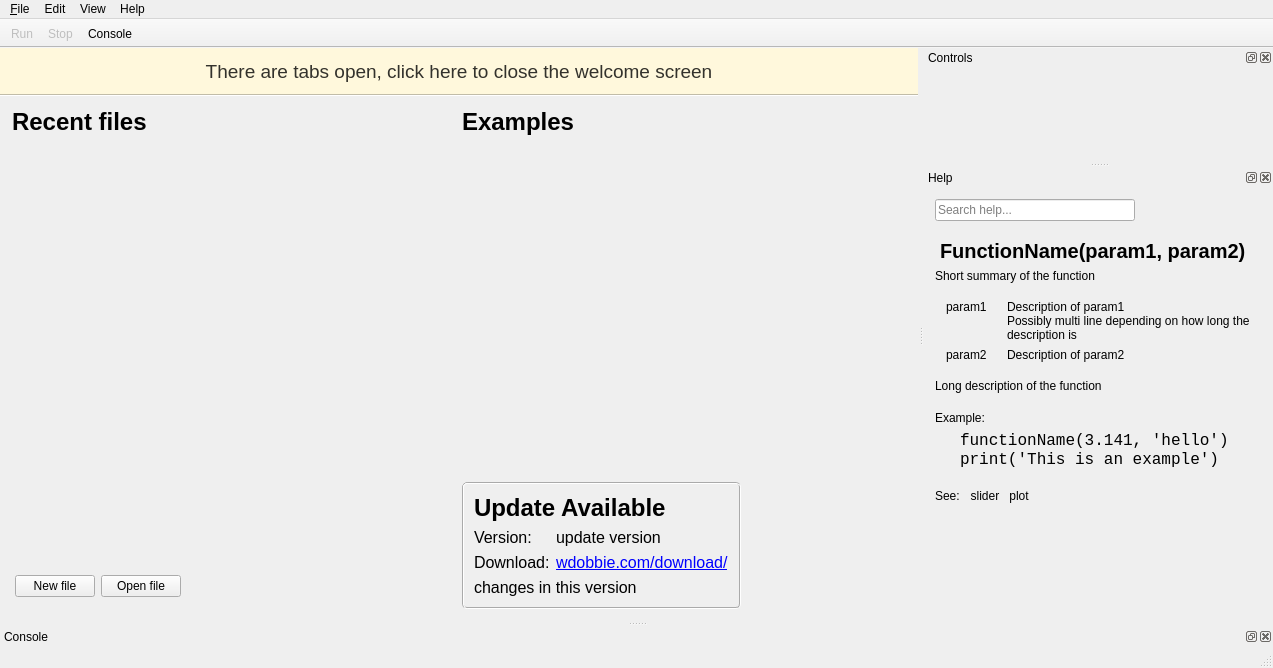
Before: the Qt Designer form nexpoide/mainwindow.ui in wdobbie/Nexpo, drawn with Qt 5.
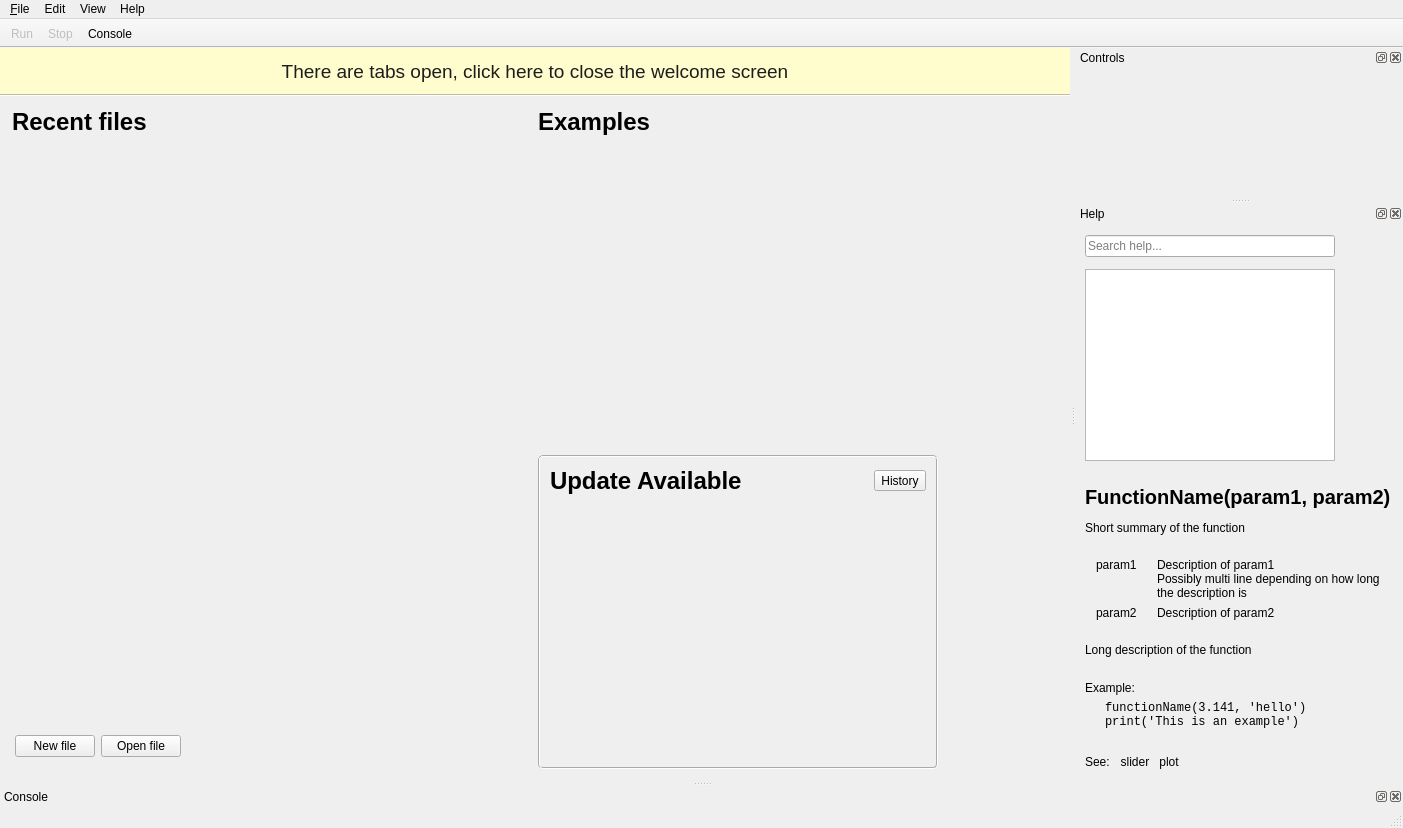
After: the same form once the commit is applied. Icons and pictures are not drawn. Custom widgets are drawn as their Qt base class.

Commit message: - This is 14.5.8 - Update history button added - UpdateChecker renamed JsonFetcher

```diff
--- a/nexpoide/mainwindow.ui
+++ b/nexpoide/mainwindow.ui
@@ -6,8 +6,8 @@
    <rect>
     <x>0</x>
     <y>0</y>
-    <width>1273</width>
-    <height>668</height>
+    <width>1403</width>
+    <height>828</height>
    </rect>
   </property>
   <property name="windowTitle">
@@ -354,13 +354,16 @@
             <pointsize>14</pointsize>
            </font>
           </property>
+          <property name="cursor">
+           <cursorShape>PointingHandCursor</cursorShape>
+          </property>
           <property name="styleSheet">
            <string notr="true">QToolButton {
-	background-color: #fff8dc;
+	background-color:rgb(255, 252, 206);
 	border: none;
 	border-bottom: 2px groove #C1BCA8;
 	padding: 10px;
-	color: rgba(0, 0, 0, 0.8);
+	color: rgb(29, 29, 29);
 }</string>
           </property>
           <property name="text">
@@ -404,8 +407,8 @@
               <rect>
                <x>0</x>
                <y>0</y>
-               <width>443</width>
-               <height>315</height>
+               <width>480</width>
+               <height>277</height>
               </rect>
              </property>
              <layout class="QFormLayout" name="formLayout_4">
@@ -476,8 +479,8 @@
               <rect>
                <x>0</x>
                <y>0</y>
-               <width>442</width>
-               <height>315</height>
+               <width>479</width>
+               <height>277</height>
               </rect>
              </property>
              <layout class="QFormLayout" name="examplesLayout">
@@ -512,11 +515,17 @@
           <item row="2" column="1">
            <widget class="QFrame" name="updateAvailableWidget">
             <property name="sizePolicy">
-             <sizepolicy hsizetype="Maximum" vsizetype="Preferred">
+             <sizepolicy hsizetype="Fixed" vsizetype="Preferred">
               <horstretch>0</horstretch>
               <verstretch>0</verstretch>
              </sizepolicy>
             </property>
+            <property name="minimumSize">
+             <size>
+              <width>400</width>
+              <height>0</height>
+             </size>
+            </property>
             <property name="autoFillBackground">
              <bool>false</bool>
             </property>
@@ -547,7 +556,22 @@
               <number>0</number>
              </property>
              <item>
-              <widget class="QLabel" name="label_2">
+              <widget class="QWidget" name="widget" native="true">
+               <layout class="QHBoxLayout" name="horizontalLayout_2">
+                <property name="leftMargin">
+                 <number>0</number>
+                </property>
+                <property name="topMargin">
+                 <number>0</number>
+                </property>
+                <property name="rightMargin">
+                 <number>0</number>
+                </property>
+                <property name="bottomMargin">
+                 <number>0</number>
+                </property>
+                <item>
+                 <widget class="QLabel" name="labelforupdateavailable">
                <property name="font">
                 <font>
                  <pointsize>18</pointsize>
@@ -561,88 +585,96 @@
               </widget>
              </item>
              <item>
-              <layout class="QFormLayout" name="formLayout">
-               <property name="formAlignment">
-                <set>Qt::AlignLeading|Qt::AlignLeft|Qt::AlignVCenter</set>
-               </property>
-               <item row="0" column="0">
-                <widget class="QLabel" name="label_3">
-                 <property name="font">
-                  <font>
-                   <pointsize>12</pointsize>
-                  </font>
-                 </property>
+                 <widget class="QToolButton" name="showChangeHistoryButton">
                  <property name="text">
-                  <string>Version:</string>
-                 </property>
-                </widget>
-               </item>
-               <item row="0" column="1">
-                <widget class="QLabel" name="updateVersion">
-                 <property name="font">
-                  <font>
-                   <pointsize>12</pointsize>
-                  </font>
-                 </property>
-                 <property name="text">
-                  <string>update version</string>
-                 </property>
-                 <property name="textInteractionFlags">
-                  <set>Qt::TextBrowserInteraction</set>
-                 </property>
-                </widget>
-               </item>
-               <item row="1" column="0">
-                <widget class="QLabel" name="label_5">
-                 <property name="font">
-                  <font>
-                   <pointsize>12</pointsize>
-                  </font>
-                 </property>
-                 <property name="text">
-                  <string>Download:</string>
+                   <string>History</string>
+                  </property>
+                  <property name="checkable">
+                   <bool>true</bool>
+                  </property>
+                 </widget>
+                </item>
+               </layout>
+              </widget>
+             </item>
+             <item>
+              <widget class="UpdateInfoWidget" name="updateInfo" native="true">
+               <property name="sizePolicy">
+                <sizepolicy hsizetype="Preferred" vsizetype="Preferred">
+                 <horstretch>0</horstretch>
+                 <verstretch>0</verstretch>
+                </sizepolicy>
+               </property>
+               <property name="minimumSize">
+                <size>
+                 <width>0</width>
+                 <height>50</height>
+                </size>
                  </property>
                 </widget>
                </item>
-               <item row="1" column="1">
-                <widget class="QLabel" name="updateUrl">
-                 <property name="font">
-                  <font>
-                   <pointsize>12</pointsize>
-                  </font>
-                 </property>
-                 <property name="text">
-                  <string>&lt;a href=&quot;http://wdobbie.com/nexpo/download/&quot;&gt;wdobbie.com/download/&lt;/a&gt;</string>
-                 </property>
-                 <property name="openExternalLinks">
+             <item>
+              <widget class="QScrollArea" name="changeHistoryScrollArea">
+               <property name="sizePolicy">
+                <sizepolicy hsizetype="Preferred" vsizetype="Preferred">
+                 <horstretch>0</horstretch>
+                 <verstretch>0</verstretch>
+                </sizepolicy>
+               </property>
+               <property name="minimumSize">
+                <size>
+                 <width>0</width>
+                 <height>200</height>
+                </size>
+               </property>
+               <property name="frameShape">
+                <enum>QFrame::NoFrame</enum>
+               </property>
+               <property name="sizeAdjustPolicy">
+                <enum>QAbstractScrollArea::AdjustToContents</enum>
+               </property>
+               <property name="widgetResizable">
                   <bool>true</bool>
                  </property>
-                 <property name="textInteractionFlags">
-                  <set>Qt::TextBrowserInteraction</set>
-                 </property>
-                </widget>
-               </item>
-              </layout>
-             </item>
-             <item>
-              <widget class="QLabel" name="updateMessage">
-               <property name="font">
-                <font>
-                 <pointsize>12</pointsize>
-                </font>
-               </property>
-               <property name="text">
-                <string>changes in this version</string>
-               </property>
-               <property name="textFormat">
-                <enum>Qt::RichText</enum>
-               </property>
-               <property name="openExternalLinks">
-                <bool>true</bool>
-               </property>
-               <property name="textInteractionFlags">
-                <set>Qt::TextBrowserInteraction</set>
-               </property>
+               <widget class="QWidget" name="changeHistoryContainer">
+                <property name="geometry">
+                 <rect>
+                  <x>0</x>
+                  <y>0</y>
+                  <width>376</width>
+                  <height>200</height>
+                 </rect>
+                </property>
+                <property name="sizePolicy">
+                 <sizepolicy hsizetype="Preferred" vsizetype="Expanding">
+                  <horstretch>0</horstretch>
+                  <verstretch>0</verstretch>
+                 </sizepolicy>
+                </property>
+                <property name="minimumSize">
+                 <size>
+                  <width>0</width>
+                  <height>0</height>
+                 </size>
+                </property>
+                <layout class="QVBoxLayout" name="changeHistoryLayout">
+                 <property name="spacing">
+                  <number>16</number>
+                 </property>
+                 <property name="leftMargin">
+                  <number>0</number>
+                 </property>
+                 <property name="topMargin">
+                  <number>0</number>
+                 </property>
+                 <property name="rightMargin">
+                  <number>0</number>
+                 </property>
+                 <property name="bottomMargin">
+                  <number>0</number>
+                 </property>
+                </layout>
+               </widget>
               </widget>
              </item>
             </layout>
@@ -734,7 +766,7 @@
     <rect>
      <x>0</x>
      <y>0</y>
-     <width>1273</width>
+     <width>1403</width>
      <height>22</height>
     </rect>
    </property>
@@ -790,6 +822,7 @@
     <addaction name="actionConsole"/>
     <addaction name="actionScript_Controls"/>
     <addaction name="actionWelcome"/>
+    <addaction name="actionToolbar"/>
     <addaction name="separator"/>
     <addaction name="actionAuto_hide_console"/>
     <addaction name="separator"/>
@@ -810,6 +843,9 @@
    <addaction name="menuHelp"/>
   </widget>
   <widget class="QToolBar" name="mainToolBar">
+   <property name="windowTitle">
+    <string>Toolbar</string>
+   </property>
    <property name="movable">
     <bool>false</bool>
    </property>
@@ -888,8 +924,8 @@
       <rect>
        <x>0</x>
        <y>0</y>
-       <width>353</width>
-       <height>89</height>
+       <width>409</width>
+       <height>76</height>
       </rect>
      </property>
      <property name="styleSheet">
@@ -913,31 +949,7 @@
    <attribute name="dockWidgetArea">
     <number>2</number>
    </attribute>
-   <widget class="QScrollArea" name="helpScrollArea">
-    <property name="styleSheet">
-     <string notr="true">#helpScrollAreas { background-color: white; }</string>
-    </property>
-    <property name="frameShape">
-     <enum>QFrame::NoFrame</enum>
-    </property>
-    <property name="frameShadow">
-     <enum>QFrame::Plain</enum>
-    </property>
-    <property name="widgetResizable">
-     <bool>true</bool>
-    </property>
-    <property name="alignment">
-     <set>Qt::AlignLeading|Qt::AlignLeft|Qt::AlignTop</set>
-    </property>
     <widget class="QWidget" name="helpContainer">
-     <property name="geometry">
-      <rect>
-       <x>0</x>
-       <y>0</y>
-       <width>353</width>
-       <height>357</height>
-      </rect>
-     </property>
      <property name="sizePolicy">
       <sizepolicy hsizetype="MinimumExpanding" vsizetype="Maximum">
        <horstretch>0</horstretch>
@@ -952,7 +964,10 @@
      </property>
      <layout class="QVBoxLayout" name="helpLayout">
       <property name="spacing">
-       <number>-1</number>
+      <number>12</number>
+     </property>
+     <property name="leftMargin">
+      <number>9</number>
       </property>
       <property name="topMargin">
        <number>12</number>
@@ -963,20 +978,20 @@
       <item>
        <widget class="FindLineEdit" name="helpSearchBox">
         <property name="sizePolicy">
-         <sizepolicy hsizetype="Fixed" vsizetype="Fixed">
+        <sizepolicy hsizetype="Preferred" vsizetype="Fixed">
           <horstretch>0</horstretch>
           <verstretch>0</verstretch>
          </sizepolicy>
         </property>
         <property name="minimumSize">
          <size>
-          <width>200</width>
+         <width>150</width>
           <height>0</height>
          </size>
         </property>
         <property name="maximumSize">
          <size>
-          <width>200</width>
+         <width>250</width>
           <height>16777215</height>
          </size>
         </property>
@@ -990,7 +1005,29 @@
          <string>Search help...</string>
         </property>
         <property name="clearButtonEnabled">
-         <bool>true</bool>
+        <bool>false</bool>
+       </property>
+      </widget>
+     </item>
+     <item>
+      <widget class="QListView" name="helpListView">
+       <property name="minimumSize">
+        <size>
+         <width>150</width>
+         <height>0</height>
+        </size>
+       </property>
+       <property name="maximumSize">
+        <size>
+         <width>250</width>
+         <height>16777215</height>
+        </size>
+       </property>
+       <property name="editTriggers">
+        <set>QAbstractItemView::NoEditTriggers</set>
+       </property>
+       <property name="textElideMode">
+        <enum>Qt::ElideLeft</enum>
         </property>
        </widget>
       </item>
@@ -1015,12 +1052,21 @@
         <property name="text">
          <string>FunctionName(param1, param2)</string>
         </property>
+       <property name="textFormat">
+        <enum>Qt::PlainText</enum>
+       </property>
+       <property name="scaledContents">
+        <bool>false</bool>
+       </property>
         <property name="alignment">
          <set>Qt::AlignLeading|Qt::AlignLeft|Qt::AlignVCenter</set>
         </property>
         <property name="wordWrap">
          <bool>false</bool>
         </property>
+       <property name="indent">
+        <number>0</number>
+       </property>
        </widget>
       </item>
       <item>
@@ -1031,6 +1077,9 @@
         <property name="wordWrap">
          <bool>true</bool>
         </property>
+       <property name="indent">
+        <number>0</number>
+       </property>
        </widget>
       </item>
       <item>
@@ -1043,11 +1092,14 @@
         </property>
         <layout class="QFormLayout" name="helpParametersLayout">
          <property name="sizeConstraint">
-          <enum>QLayout::SetDefaultConstraint</enum>
+         <enum>QLayout::SetNoConstraint</enum>
          </property>
          <property name="fieldGrowthPolicy">
           <enum>QFormLayout::AllNonFixedFieldsGrow</enum>
          </property>
+        <property name="rowWrapPolicy">
+         <enum>QFormLayout::DontWrapRows</enum>
+        </property>
          <property name="labelAlignment">
           <set>Qt::AlignRight|Qt::AlignTop|Qt::AlignTrailing</set>
          </property>
@@ -1060,11 +1112,17 @@
          <item row="0" column="0">
           <widget class="QLabel" name="label_7">
            <property name="sizePolicy">
-            <sizepolicy hsizetype="Preferred" vsizetype="Preferred">
+           <sizepolicy hsizetype="Preferred" vsizetype="Fixed">
              <horstretch>0</horstretch>
              <verstretch>0</verstretch>
             </sizepolicy>
            </property>
+          <property name="minimumSize">
+           <size>
+            <width>0</width>
+            <height>24</height>
+           </size>
+          </property>
            <property name="text">
             <string>param1</string>
            </property>
@@ -1130,6 +1188,9 @@
         <property name="wordWrap">
          <bool>true</bool>
         </property>
+       <property name="indent">
+        <number>0</number>
+       </property>
        </widget>
       </item>
       <item>
@@ -1167,14 +1228,20 @@
            <property name="text">
             <string>Example:</string>
            </property>
+          <property name="indent">
+           <number>0</number>
+          </property>
           </widget>
          </item>
          <item row="0" column="1">
           <widget class="QLabel" name="helpExample">
+          <property name="cursor">
+           <cursorShape>SizeVerCursor</cursorShape>
+          </property>
            <property name="styleSheet">
             <string notr="true">font-family: Consolas, Monaco, Lucida Console, monospace;
-font-size: 12pt;
-margin-left: 20px;</string>
+font-size: 12px;
+</string>
            </property>
            <property name="text">
             <string>functionName(3.141, 'hello')
@@ -1183,6 +1250,9 @@
            <property name="textFormat">
             <enum>Qt::PlainText</enum>
            </property>
+          <property name="indent">
+           <number>20</number>
+          </property>
            <property name="textInteractionFlags">
             <set>Qt::TextBrowserInteraction</set>
            </property>
@@ -1193,6 +1263,12 @@
       </item>
       <item>
        <widget class="QWidget" name="helpSeeRow" native="true">
+       <property name="sizePolicy">
+        <sizepolicy hsizetype="Preferred" vsizetype="Expanding">
+         <horstretch>0</horstretch>
+         <verstretch>0</verstretch>
+        </sizepolicy>
+       </property>
         <layout class="QFormLayout" name="formLayout_2">
          <property name="labelAlignment">
           <set>Qt::AlignLeading|Qt::AlignLeft|Qt::AlignVCenter</set>
@@ -1223,6 +1299,9 @@
            <property name="text">
             <string>See:</string>
            </property>
+          <property name="indent">
+           <number>0</number>
+          </property>
           </widget>
          </item>
          <item row="0" column="1">
@@ -1287,7 +1366,6 @@
      </layout>
     </widget>
    </widget>
-  </widget>
   <action name="actionRun">
    <property name="checkable">
     <bool>false</bool>
@@ -1615,6 +1693,17 @@
     <string>Remove all entries from the recent files list</string>
    </property>
   </action>
+  <action name="actionToolbar">
+   <property name="checkable">
+    <bool>true</bool>
+   </property>
+   <property name="text">
+    <string>Toolbar</string>
+   </property>
+   <property name="toolTip">
+    <string>Show the toolbar</string>
+   </property>
+  </action>
  </widget>
  <layoutdefault spacing="6" margin="11"/>
  <customwidgets>
@@ -1645,6 +1734,12 @@
    <extends>QToolButton</extends>
    <header>linkbutton.h</header>
   </customwidget>
+  <customwidget>
+   <class>UpdateInfoWidget</class>
+   <extends>QWidget</extends>
+   <header>updateinfowidget.h</header>
+   <container>1</container>
+  </customwidget>
  </customwidgets>
  <resources>
   <include location="resources.qrc"/>
```
Left out of the diff: 32 changed lines with no effect on the pictures. Lines whose indentation alone changed are shown as unchanged. The commit also changes 23 other files.
